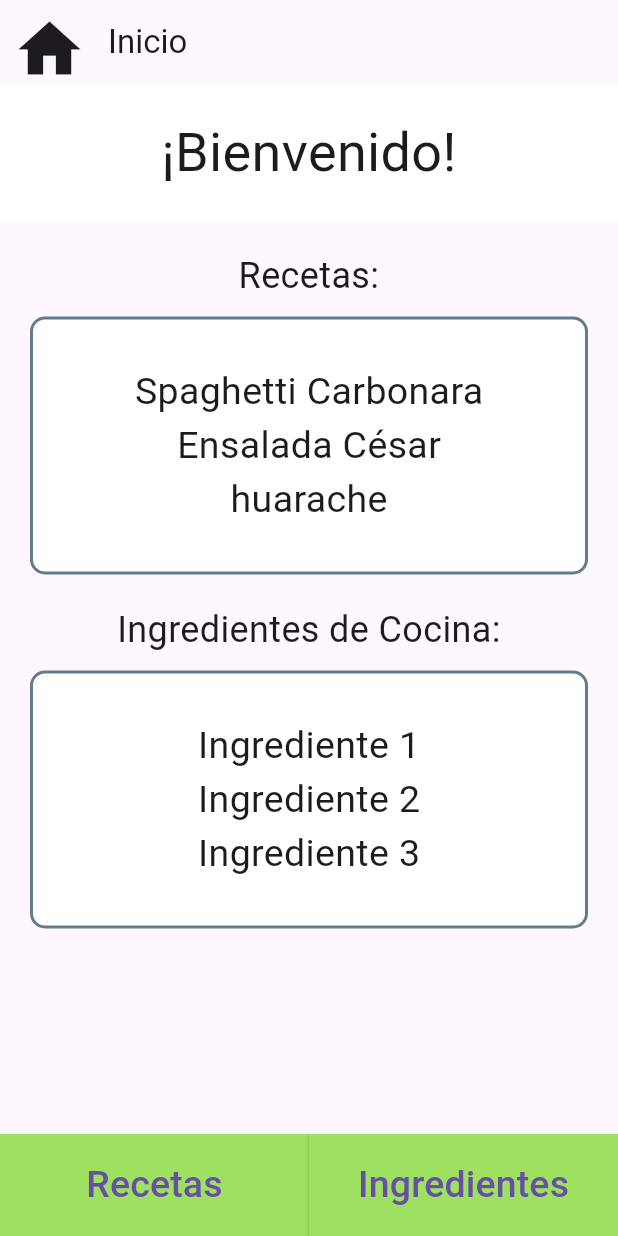
After one commit to ShellXD1/CodeCrafters_dev, a Flutter app: the screen it shows after launch, on a phone screen of 412 x 824 dp. The commit adds this screen. Run offline on Flutter 3.47's test engine with Material 3 defaults, Android fonts, the light colour scheme and no system bars.

Commit message:
Prueba de BaseScreen
Se creo una vista que se encarga de tener los botones

```diff
--- /dev/null
+++ b/lib/view/baseScreen.dart
@@ -0,0 +1,88 @@
+import 'package:flutter/material.dart';
+import 'package:proyecto_tsp_dev/viewModel/recipeViewModel.dart';
+import 'package:proyecto_tsp_dev/viewModel/ingredientViewModel.dart';
+import 'package:proyecto_tsp_dev/view/recetas.dart';
+import 'package:proyecto_tsp_dev/view/ingredientes.dart';
+
+class BaseScreen extends StatelessWidget {
+  final Widget body;
+  final RecipeViewModel recipeViewModel;
+  final IngredientViewModel ingredientViewModel;
+
+  const BaseScreen({
+    Key? key,
+    required this.body,
+    required this.recipeViewModel,
+    required this.ingredientViewModel,
+  }) : super(key: key);
+
+  @override
+  Widget build(BuildContext context) {
+    return Scaffold(
+      appBar: AppBar(
+        title: Text('Inicio'),
+        leading: IconButton(
+          icon: Icon(Icons.home, size: 50.0),
+          onPressed: () {
+            print("Botón de la casita presionado (regresar a la pantalla de inicio)");
+            Navigator.pop(context); // Regresar a la pantalla de inicio
+          },
+        ),
+      ),
+      body: body,
+      bottomNavigationBar: Container(
+        color: Color(0xFF9EE060),
+        child: Row(
+          children: <Widget>[
+            Expanded(
+              child: ElevatedButton(
+                onPressed: () {
+                  // Acción al presionar el botón "Recetas"
+                  print("Botón 'Recetas' presionado");
+                  Navigator.push(
+                    context,
+                    MaterialPageRoute(builder: (context) => RecetasView(recipeViewModel: recipeViewModel)),
+                  );
+                },
+                style: ElevatedButton.styleFrom(
+                  backgroundColor: Color(0xFF9EE060),
+                  shape: RoundedRectangleBorder(
+                    borderRadius: BorderRadius.zero,
+                  ),
+                  padding: EdgeInsets.all(16.0),
+                ),
+                child: Text(
+                  'Recetas',
+                  style: TextStyle(fontSize: 25.0),
+                ),
+              ),
+            ),
+            Expanded(
+              child: ElevatedButton(
+                onPressed: () {
+                  // Acción al presionar el botón "Ingredientes"
+                  print("Botón 'Ingredientes' presionado");
+                  Navigator.push(
+                    context,
+                    MaterialPageRoute(builder: (context) => IngredientesView(ingredientViewModel: ingredientViewModel)),
+                  );
+                },
+                style: ElevatedButton.styleFrom(
+                  backgroundColor: Color(0xFF9EE060),
+                  shape: RoundedRectangleBorder(
+                    borderRadius: BorderRadius.zero,
+                  ),
+                  padding: EdgeInsets.all(16.0),
+                ),
+                child: Text(
+                  'Ingredientes',
+                  style: TextStyle(fontSize: 25.0),
+                ),
+              ),
+            ),
+          ],
+        ),
+      ),
+    );
+  }
+}
--- a/lib/view/home.dart
+++ b/lib/view/home.dart
@@ -1,28 +1,21 @@
 import 'package:flutter/material.dart';
+import 'package:proyecto_tsp_dev/view/recetas.dart';
 import 'package:proyecto_tsp_dev/viewModel/recipeViewModel.dart';
-import 'package:proyecto_tsp_dev/view/recetas.dart';
 import 'package:proyecto_tsp_dev/viewModel/ingredientViewModel.dart';
 import 'package:proyecto_tsp_dev/view/ingredientes.dart';
+import 'package:proyecto_tsp_dev/view/baseScreen.dart';
 
 class HomeScreen extends StatelessWidget {
   final RecipeViewModel recipeViewModel;
   final IngredientViewModel ingredientViewModel;
 
-
   const HomeScreen({Key? key, required this.recipeViewModel, required this.ingredientViewModel}) : super(key: key);
 
   @override
   Widget build(BuildContext context) {
-    return Scaffold(
-      appBar: AppBar(
-        title: Text('Inicio'),
-        leading: IconButton(
-          icon: Icon(Icons.home, size: 50.0),
-          onPressed: () {
-            print("Botón de la casita presionado (regresar a la pantalla de inicio)");
-          },
-        ),
-      ),
+    return BaseScreen(
+      recipeViewModel: recipeViewModel,
+      ingredientViewModel: ingredientViewModel,
       body: Column(
         crossAxisAlignment: CrossAxisAlignment.stretch,
         children: [
@@ -108,59 +101,6 @@ class HomeScreen extends StatelessWidget {
           ),
         ],
       ),
-      bottomNavigationBar: Container(
-        color: Color(0xFF9EE060),
-        child: Row(
-          children: <Widget>[
-            Expanded(
-              child: ElevatedButton(
-                onPressed: () {
-                  // Acción al presionar el botón "Recetas"
-                  print("Botón 'Recetas' presionado");
-                  Navigator.push(
-                    context,
-                    MaterialPageRoute(builder: (context) => RecetasView(recipeViewModel: recipeViewModel)),
-                  );
-                },
-                style: ElevatedButton.styleFrom(
-                  backgroundColor: Color(0xFF9EE060),
-                  shape: RoundedRectangleBorder(
-                    borderRadius: BorderRadius.zero,
-                  ),
-                  padding: EdgeInsets.all(16.0),
-                ),
-                child: Text(
-                  'Recetas',
-                  style: TextStyle(fontSize: 25.0),
-                ),
-              ),
-            ),
-            Expanded(
-              child: ElevatedButton(
-                onPressed: () {
-                  // Acción al presionar el botón "Ingredientes"
-                  print("Botón 'Ingredientes' presionado");
-                  Navigator.push(
-                    context,
-                    MaterialPageRoute(builder: (context) => IngredientesView(ingredientViewModel: ingredientViewModel)),
-                  );
-                },
-                style: ElevatedButton.styleFrom(
-                  backgroundColor: Color(0xFF9EE060),
-                  shape: RoundedRectangleBorder(
-                    borderRadius: BorderRadius.zero,
-                  ),
-                  padding: EdgeInsets.all(16.0),
-                ),
-                child: Text(
-                  'Ingredientes',
-                  style: TextStyle(fontSize: 25.0),
-                ),
-              ),
-            ),
-          ],
-        ),
-      ),
     );
   }
 }
```
Also changed, not shown: lib/view/ingredientes.dart (+10 -58 lines), lib/view/recetas.dart (+19 -64 lines).
